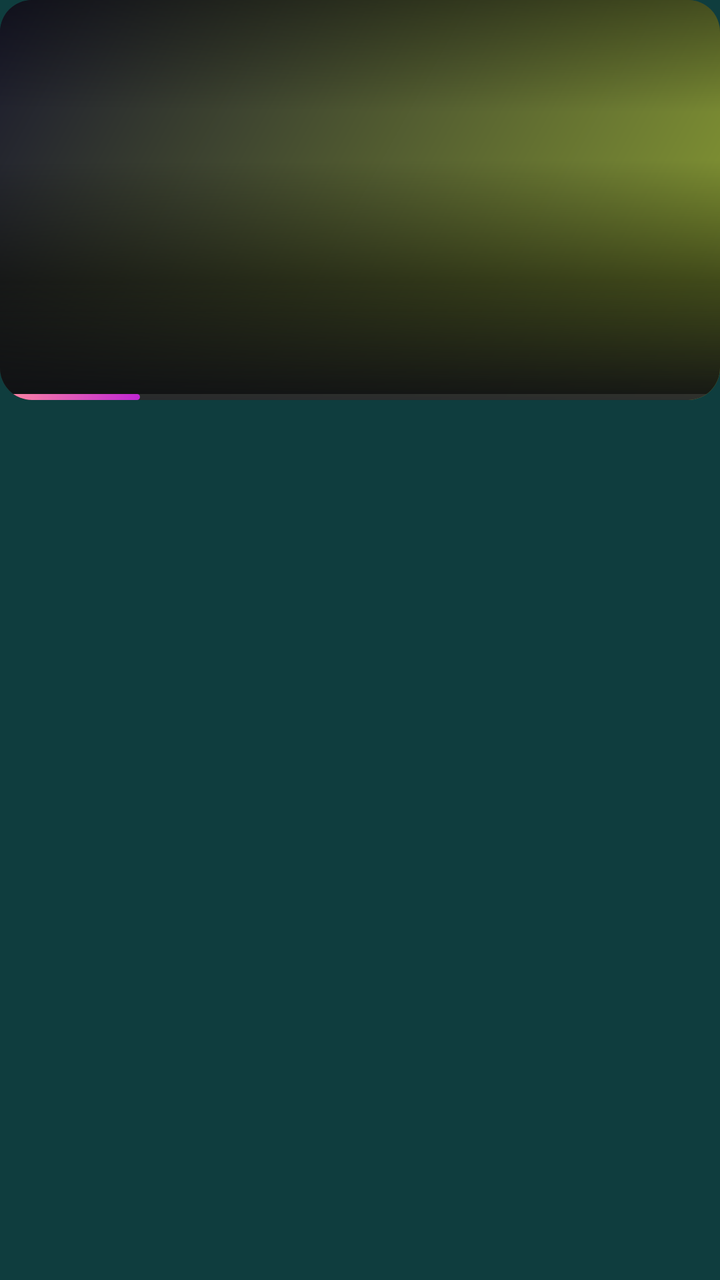
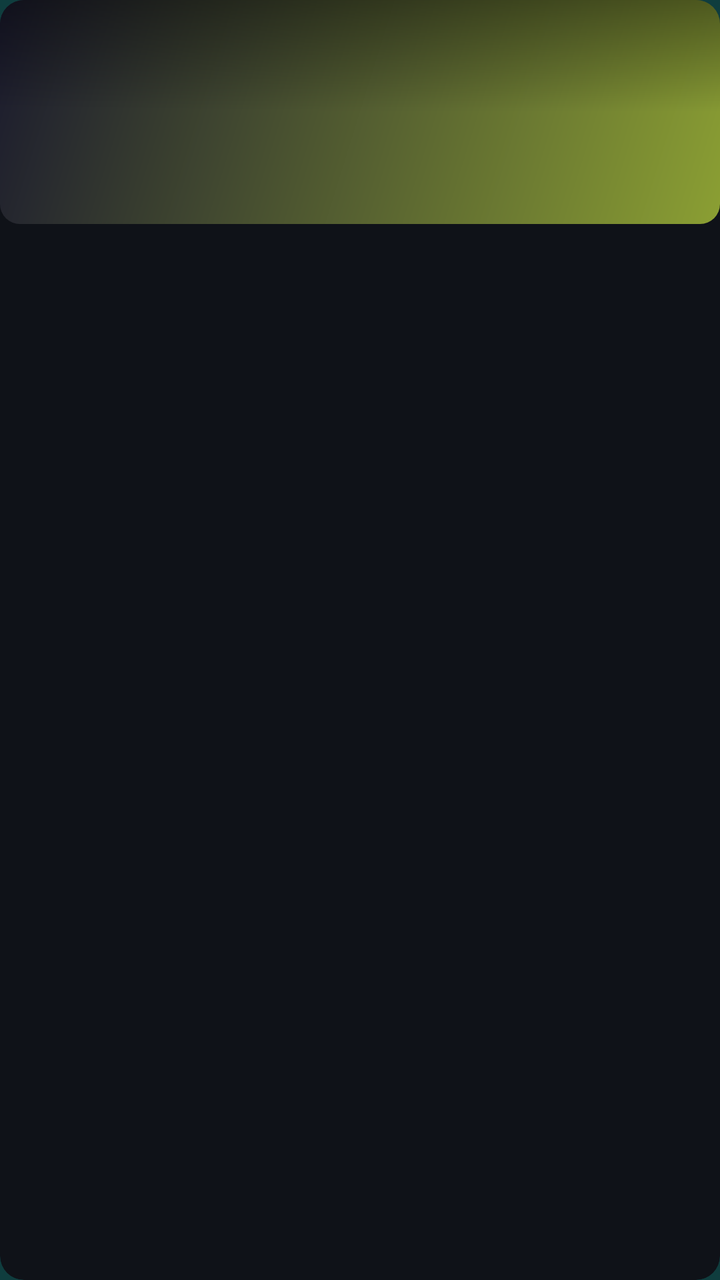

An Android layout rendered at two revisions. The XML below is the earlier revision; the diff shows what the commit changed to produce the second picture.
<!-- AndroidManifest.xml: application theme Theme.VovoFit -->
<!-- res/layout/item_rail_card.xml -->
<?xml version="1.0" encoding="utf-8"?>
<FrameLayout xmlns:android="http://schemas.android.com/apk/res/android"
    xmlns:app="http://schemas.android.com/apk/res-auto"
    android:layout_width="200dp"
    android:layout_height="wrap_content"
    android:layout_marginEnd="12dp"
    android:focusable="true"
    android:focusableInTouchMode="true"
    android:clickable="true"
    android:foreground="?attr/selectableItemBackground">

    
    <View
        android:id="@+id/focus_ring"
        android:layout_width="match_parent"
        android:layout_height="match_parent"
        android:background="@drawable/tile_focus_border"
        android:visibility="invisible" />

    <com.google.android.material.card.MaterialCardView
        android:id="@+id/card_root"
        android:layout_width="match_parent"
        android:layout_height="wrap_content"
        app:cardCornerRadius="16dp"
        app:cardElevation="0dp"
        app:cardBackgroundColor="#0F1218"
        app:strokeWidth="0dp"
        app:strokeColor="@android:color/transparent">

        <FrameLayout
            android:layout_width="match_parent"
            android:layout_height="200dp">

            
            <View
                android:id="@+id/card_bg"
                android:layout_width="match_parent"
                android:layout_height="match_parent"
                android:background="@drawable/card_gradient_pink" />

            
            <ImageView
                android:id="@+id/card_thumbnail"
                android:layout_width="match_parent"
                android:layout_height="match_parent"
                android:scaleType="centerCrop"
                android:visibility="gone"
                android:contentDescription="Thumbnail" />

            
            <TextView
                android:id="@+id/card_icon"
                android:layout_width="match_parent"
                android:layout_height="match_parent"
                android:gravity="center"
                android:textSize="44dp"
                android:alpha="0.95" />

            
            <View
                android:layout_width="match_parent"
                android:layout_height="56dp"
                android:layout_gravity="top"
                android:background="@drawable/tile_overlay_top" />

            
            <View
                android:layout_width="match_parent"
                android:layout_height="120dp"
                android:layout_gravity="bottom"
                android:background="@drawable/tile_overlay_bottom" />

            
            <TextView
                android:id="@+id/watched_badge"
                android:layout_width="24dp"
                android:layout_height="24dp"
                android:layout_gravity="top|end"
                android:layout_margin="10dp"
                android:background="@drawable/badge_watched"
                android:gravity="center"
                android:text="✓"
                android:textColor="#FFFFFF"
                android:textSize="12sp"
                android:visibility="gone" />

            
            <TextView
                android:id="@+id/fav_star"
                android:layout_width="32dp"
                android:layout_height="32dp"
                android:layout_gravity="top|end"
                android:layout_marginTop="42dp"
                android:layout_marginEnd="8dp"
                android:background="@drawable/badge_resume"
                android:gravity="center"
                android:text="☆"
                android:textColor="#FFFFFFFF"
                android:textSize="16sp"
                android:visibility="gone"
                android:clickable="true"
                android:focusable="true"
                android:focusableInTouchMode="true"
                android:contentDescription="Adicionar à Minha lista" />

            
            <TextView
                android:id="@+id/continue_badge"
                android:layout_width="wrap_content"
                android:layout_height="wrap_content"
                android:layout_gravity="top|start"
                android:layout_margin="10dp"
                android:background="@drawable/badge_resume"
                android:paddingHorizontal="9dp"
                android:paddingVertical="3dp"
                android:text="▶ continuar"
                android:textColor="#FFFF8B9F"
                android:textSize="10sp"
                android:textStyle="bold"
                android:visibility="gone" />

            
            <LinearLayout
                android:layout_width="match_parent"
                android:layout_height="wrap_content"
                android:layout_gravity="bottom"
                android:orientation="vertical"
                android:paddingHorizontal="12dp"
                android:paddingBottom="10dp">

                <TextView
                    android:id="@+id/card_title"
                    android:layout_width="match_parent"
                    android:layout_height="wrap_content"
                    android:textColor="#FFFFFFFF"
                    android:textSize="13sp"
                    android:textStyle="bold"
                    android:shadowColor="#80000000"
                    android:shadowDx="0"
                    android:shadowDy="1"
                    android:shadowRadius="3"
                    android:maxLines="2"
                    android:ellipsize="end"
                    android:lineSpacingExtra="1dp" />

                <TextView
                    android:id="@+id/card_subtitle"
                    android:layout_width="match_parent"
                    android:layout_height="wrap_content"
                    android:textColor="#FFC0C4D0"
                    android:textSize="10.5sp"
                    android:layout_marginTop="2dp"
                    android:maxLines="1"
                    android:ellipsize="end"
                    android:alpha="0.92" />
            </LinearLayout>

            
            <View
                android:layout_width="match_parent"
                android:layout_height="3dp"
                android:layout_gravity="bottom"
                android:background="#1AFFFFFF" />

            <View
                android:id="@+id/progress_bar"
                android:layout_width="70dp"
                android:layout_height="3dp"
                android:layout_gravity="bottom|start"
                android:background="@drawable/progress_gradient" />
        </FrameLayout>
    </com.google.android.material.card.MaterialCardView>
</FrameLayout>
<!-- resources referenced by this layout -->
<resources>
  <!-- drawable badge_resume (drawable) -->
  <?xml version="1.0" encoding="utf-8"?>
  <shape xmlns:android="http://schemas.android.com/apk/res/android"
      android:shape="rectangle">
      <solid android:color="#33FF8B9F" />
      <corners android:radius="10dp" />
  </shape>
  <!-- drawable badge_watched (drawable) -->
  <?xml version="1.0" encoding="utf-8"?>
  <shape xmlns:android="http://schemas.android.com/apk/res/android" android:shape="oval">
      <solid android:color="#E63FB950" />
      <size android:width="20dp" android:height="20dp" />
  </shape>
  <!-- drawable card_gradient_pink (drawable) -->
  <?xml version="1.0" encoding="utf-8"?>
  <shape xmlns:android="http://schemas.android.com/apk/res/android" android:shape="rectangle">
      <gradient android:startColor="#FF8B9F33" android:endColor="#1a1a2e" android:angle="135" />
      <corners android:radius="10dp" />
  </shape>
  <!-- drawable progress_gradient (drawable) -->
  <?xml version="1.0" encoding="utf-8"?>
  <shape xmlns:android="http://schemas.android.com/apk/res/android" android:shape="rectangle">
      <gradient android:startColor="#FF8B9F" android:endColor="#C026D3" android:angle="0" />
      <corners android:radius="2dp" />
  </shape>
  <!-- drawable tile_focus_border (drawable) -->
  <?xml version="1.0" encoding="utf-8"?>
  <selector xmlns:android="http://schemas.android.com/apk/res/android">
      <item android:state_focused="true">
          <shape android:shape="rectangle">
              <corners android:radius="@dimen/radius_md" />
              <solid android:color="@color/tile_bg_focused" />
              <stroke
                  android:width="@dimen/focus_ring_width"
                  android:color="@color/tile_focus_ring" />
          </shape>
      </item>
      <item>
          <shape android:shape="rectangle">
              <corners android:radius="@dimen/radius_md" />
              <solid android:color="@color/tile_bg" />
          </shape>
      </item>
  </selector>
  <!-- drawable tile_overlay_bottom (drawable) -->
  <?xml version="1.0" encoding="utf-8"?>
  <shape xmlns:android="http://schemas.android.com/apk/res/android"
      android:shape="rectangle">
      <gradient
          android:startColor="#00000000"
          android:centerColor="#80000000"
          android:endColor="#F00D0E12"
          android:angle="270"
          android:type="linear" />
      <corners android:radius="0dp" />
  </shape>
  <dimen name="radius_md">12dp</dimen>
  <color name="tile_bg_focused">#FF161B22</color>
  <dimen name="focus_ring_width">3dp</dimen>
  <color name="tile_focus_ring">#FFA3E635</color>
  <color name="tile_bg">#FF0F1218</color>
  <color name="md_primary">#FFA3E635</color>
  <color name="md_on_primary">#FF1A0A0F</color>
  <color name="md_primary_container">#FF0F3D3E</color>
  <color name="md_on_primary_container">#FFFFEAF1</color>
  <color name="md_secondary">#FFC026D3</color>
  <color name="md_on_secondary">#FF1A0A1F</color>
  <color name="md_secondary_container">#FF5A1B6E</color>
  <color name="md_on_secondary_container">#FFFBD7FF</color>
  <color name="md_background">#FF0F3D3E</color>
  <color name="md_surface">#FF16181F</color>
  <color name="md_surface_variant">#FF232634</color>
  <color name="md_on_background">#FFEAEAF0</color>
  <color name="md_on_surface">#FFEAEAF0</color>
  <color name="md_on_surface_variant">#FFC0C4D0</color>
  <color name="md_outline">#FF3A3F4F</color>
  <color name="md_outline_variant">#FF2A2E3A</color>
  <color name="md_error">#FFCF6679</color>
  <color name="md_on_error">#FF600014</color>
  <style name="Widget.Meggy.CardView" parent="Widget.Material3.CardView.Filled">
          <item name="cardBackgroundColor">@color/md_surface_container</item>
          <item name="cardCornerRadius">20dp</item>
          <item name="cardElevation">2dp</item>
          <item name="contentPadding">0dp</item>
          <item name="strokeWidth">0dp</item>
      </style>
  <color name="md_surface_container">#FF1B1E27</color>
  <!-- unchanged entries left out for length: 2 -->
</resources>

<!-- the commit's change to res/layout/item_rail_card.xml (unified diff, before → after) -->
@@ -1,35 +1,29 @@
 <?xml version="1.0" encoding="utf-8"?>
-<FrameLayout xmlns:android="http://schemas.android.com/apk/res/android"
+<com.google.android.material.card.MaterialCardView xmlns:android="http://schemas.android.com/apk/res/android"
     xmlns:app="http://schemas.android.com/apk/res-auto"
-    android:layout_width="200dp"
+    android:id="@+id/card_root"
+    android:layout_width="@dimen/rail_card_width"
     android:layout_height="wrap_content"
-    android:layout_marginEnd="12dp"
+    android:layout_marginEnd="@dimen/rail_gap"
+    android:clickable="true"
     android:focusable="true"
     android:focusableInTouchMode="true"
-    android:clickable="true"
-    android:foreground="?attr/selectableItemBackground">
+    android:foreground="?attr/selectableItemBackground"
+    app:cardCornerRadius="@dimen/radius_md"
+    app:cardElevation="@dimen/elevation_0"
+    app:cardBackgroundColor="@color/tile_bg"
+    app:strokeWidth="0dp"
+    app:strokeColor="@color/tile_focus_ring">
 
-    
-    <View
-        android:id="@+id/focus_ring"
-        android:layout_width="match_parent"
-        android:layout_height="match_parent"
-        android:background="@drawable/tile_focus_border"
-        android:visibility="invisible" />
-
-    <com.google.android.material.card.MaterialCardView
-        android:id="@+id/card_root"
+    <LinearLayout
         android:layout_width="match_parent"
         android:layout_height="wrap_content"
-        app:cardCornerRadius="16dp"
-        app:cardElevation="0dp"
-        app:cardBackgroundColor="#0F1218"
-        app:strokeWidth="0dp"
-        app:strokeColor="@android:color/transparent">
+        android:orientation="vertical">
 
+        
         <FrameLayout
             android:layout_width="match_parent"
-            android:layout_height="200dp">
+            android:layout_height="@dimen/rail_card_image_height">
 
             
             <View
@@ -45,15 +39,17 @@
                 android:layout_height="match_parent"
                 android:scaleType="centerCrop"
                 android:visibility="gone"
-                android:contentDescription="Thumbnail" />
+                android:contentDescription="@string/thumb_desc" />
 
             
             <TextView
-                android:id="@+id/card_icon"
+                android:id="@+id/card_monogram"
                 android:layout_width="match_parent"
                 android:layout_height="match_parent"
                 android:gravity="center"
-                android:textSize="44dp"
+                android:textColor="@color/tile_title"
+                android:textSize="@dimen/text_monogram"
+                android:textStyle="bold"
                 android:alpha="0.95" />
 
             
@@ -64,23 +60,16 @@
                 android:background="@drawable/tile_overlay_top" />
 
             
-            <View
-                android:layout_width="match_parent"
-                android:layout_height="120dp"
-                android:layout_gravity="bottom"
-                android:background="@drawable/tile_overlay_bottom" />
-
-            
             <TextView
                 android:id="@+id/watched_badge"
                 android:layout_width="24dp"
                 android:layout_height="24dp"
                 android:layout_gravity="top|end"
-                android:layout_margin="10dp"
+                android:layout_margin="@dimen/spacing_sm"
                 android:background="@drawable/badge_watched"
                 android:gravity="center"
                 android:text="✓"
-                android:textColor="#FFFFFF"
+                android:textColor="@color/tile_title"
                 android:textSize="12sp"
                 android:visibility="gone" />
 
@@ -91,17 +80,17 @@
                 android:layout_height="32dp"
                 android:layout_gravity="top|end"
                 android:layout_marginTop="42dp"
-                android:layout_marginEnd="8dp"
+                android:layout_marginEnd="@dimen/spacing_sm"
                 android:background="@drawable/badge_resume"
+                android:clickable="true"
+                android:contentDescription="@string/fav_desc"
+                android:focusable="true"
+                android:focusableInTouchMode="true"
                 android:gravity="center"
                 android:text="☆"
-                android:textColor="#FFFFFFFF"
+                android:textColor="@color/tile_title"
                 android:textSize="16sp"
-                android:visibility="gone"
-                android:clickable="true"
-                android:focusable="true"
-                android:focusableInTouchMode="true"
-                android:contentDescription="Adicionar à Minha lista" />
+                android:visibility="gone" />
 
             
             <TextView
@@ -109,65 +98,73 @@
                 android:layout_width="wrap_content"
                 android:layout_height="wrap_content"
                 android:layout_gravity="top|start"
-                android:layout_margin="10dp"
+                android:layout_margin="@dimen/spacing_sm"
                 android:background="@drawable/badge_resume"
                 android:paddingHorizontal="9dp"
                 android:paddingVertical="3dp"
                 android:text="▶ continuar"
-                android:textColor="#FFFF8B9F"
+                android:textColor="@color/md_primary"
                 android:textSize="10sp"
                 android:textStyle="bold"
                 android:visibility="gone" />
+        </FrameLayout>
+
+        
+        <LinearLayout
+            android:layout_width="match_parent"
+            android:layout_height="wrap_content"
+            android:orientation="vertical"
+            android:paddingHorizontal="@dimen/spacing_md"
+            android:paddingTop="@dimen/spacing_sm"
+            android:paddingBottom="@dimen/spacing_md">
+
+            <TextView
+                android:id="@+id/card_title"
+                android:layout_width="match_parent"
+                android:layout_height="wrap_content"
+                android:ellipsize="end"
+                android:lineSpacingExtra="1dp"
+                android:maxLines="2"
+                android:textColor="@color/tile_title"
+                android:textSize="@dimen/text_card_title"
+                android:textStyle="bold" />
+
+            <TextView
+                android:id="@+id/card_subtitle"
+                android:layout_width="match_parent"
+                android:layout_height="wrap_content"
+                android:layout_marginTop="2dp"
+                android:alpha="0.92"
+                android:ellipsize="end"
+                android:maxLines="1"
+                android:textColor="@color/tile_subtitle"
+                android:textSize="@dimen/text_card_subtitle" />
 
             
             <LinearLayout
+                android:id="@+id/progress_row"
                 android:layout_width="match_parent"
                 android:layout_height="wrap_content"
-                android:layout_gravity="bottom"
+                android:layout_marginTop="@dimen/spacing_sm"
                 android:orientation="vertical"
-                android:paddingHorizontal="12dp"
-                android:paddingBottom="10dp">
+                android:visibility="gone">
+
+                <ProgressBar
+                    android:id="@+id/card_progress"
+                    style="?android:attr/progressBarStyleHorizontal"
+                    android:layout_width="match_parent"
+                    android:layout_height="4dp"
+                    android:max="100"
+                    android:progressDrawable="@drawable/progress_horizontal" />
 
                 <TextView
-                    android:id="@+id/card_title"
+                    android:id="@+id/card_progress_text"
                     android:layout_width="match_parent"
                     android:layout_height="wrap_content"
-                    android:textColor="#FFFFFFFF"
-                    android:textSize="13sp"
-                    android:textStyle="bold"
-                    android:shadowColor="#80000000"
-                    android:shadowDx="0"
-                    android:shadowDy="1"
-                    android:shadowRadius="3"
-                    android:maxLines="2"
-                    android:ellipsize="end"
-                    android:lineSpacingExtra="1dp" />
-
-                <TextView
-                    android:id="@+id/card_subtitle"
-                    android:layout_width="match_parent"
-                    android:layout_height="wrap_content"
-                    android:textColor="#FFC0C4D0"
-                    android:textSize="10.5sp"
-                    android:layout_marginTop="2dp"
-                    android:maxLines="1"
-                    android:ellipsize="end"
-                    android:alpha="0.92" />
+                    android:layout_marginTop="4dp"
+                    android:textColor="@color/md_primary"
+                    android:textSize="@dimen/text_card_progress" />
             </LinearLayout>
-
-            
-            <View
-                android:layout_width="match_parent"
-                android:layout_height="3dp"
-                android:layout_gravity="bottom"
-                android:background="#1AFFFFFF" />
-
-            <View
-                android:id="@+id/progress_bar"
-                android:layout_width="70dp"
-                android:layout_height="3dp"
-                android:layout_gravity="bottom|start"
-                android:background="@drawable/progress_gradient" />
-        </FrameLayout>
-    </com.google.android.material.card.MaterialCardView>
-</FrameLayout>
+        </LinearLayout>
+    </LinearLayout>
+</com.google.android.material.card.MaterialCardView>
<!-- resource entries referenced after the edit -->
@@ -19,47 +19,41 @@
       <gradient android:startColor="#FF8B9F33" android:endColor="#1a1a2e" android:angle="135" />
       <corners android:radius="10dp" />
   </shape>
-  <!-- drawable progress_gradient (drawable) -->
+  <!-- drawable progress_horizontal (drawable) -->
   <?xml version="1.0" encoding="utf-8"?>
-  <shape xmlns:android="http://schemas.android.com/apk/res/android" android:shape="rectangle">
-      <gradient android:startColor="#FF8B9F" android:endColor="#C026D3" android:angle="0" />
-      <corners android:radius="2dp" />
-  </shape>
-  <!-- drawable tile_focus_border (drawable) -->
-  <?xml version="1.0" encoding="utf-8"?>
-  <selector xmlns:android="http://schemas.android.com/apk/res/android">
-      <item android:state_focused="true">
-          <shape android:shape="rectangle">
-              <corners android:radius="@dimen/radius_md" />
-              <solid android:color="@color/tile_bg_focused" />
-              <stroke
-                  android:width="@dimen/focus_ring_width"
-                  android:color="@color/tile_focus_ring" />
+  <layer-list xmlns:android="http://schemas.android.com/apk/res/android">
+      <item android:id="@android:id/background">
+          <shape>
+              <corners android:radius="2dp" />
+              <solid android:color="@color/progress_track" />
           </shape>
       </item>
-      <item>
-          <shape android:shape="rectangle">
-              <corners android:radius="@dimen/radius_md" />
-              <solid android:color="@color/tile_bg" />
-          </shape>
+      <item android:id="@android:id/progress">
+          <clip>
+              <shape>
+                  <corners android:radius="2dp" />
+                  <solid android:color="@color/md_primary" />
+              </shape>
+          </clip>
       </item>
-  </selector>
-  <!-- drawable tile_overlay_bottom (drawable) -->
-  <?xml version="1.0" encoding="utf-8"?>
-  <shape xmlns:android="http://schemas.android.com/apk/res/android"
-      android:shape="rectangle">
-      <gradient
-          android:startColor="#00000000"
-          android:centerColor="#80000000"
-          android:endColor="#F00D0E12"
-          android:angle="270"
-          android:type="linear" />
-      <corners android:radius="0dp" />
-  </shape>
+  </layer-list>
+  <string name="fav_desc">Adicionar à Minha lista</string>
+  <string name="thumb_desc">Thumbnail da aula</string>
+  <color name="progress_track">#33FFFFFF</color>
   <dimen name="radius_md">12dp</dimen>
-  <color name="tile_bg_focused">#FF161B22</color>
-  <dimen name="focus_ring_width">3dp</dimen>
+  <dimen name="rail_card_image_height">112dp</dimen>
+  <dimen name="rail_card_width">200dp</dimen>
+  <dimen name="rail_gap">12dp</dimen>
+  <dimen name="spacing_md">12dp</dimen>
+  <dimen name="spacing_sm">8dp</dimen>
+  <dimen name="text_card_progress">12sp</dimen>
+  <dimen name="text_card_subtitle">14sp</dimen>
+  <dimen name="text_card_title">16sp</dimen>
+  <dimen name="text_monogram">28sp</dimen>
   <color name="tile_focus_ring">#FFA3E635</color>
+  <color name="tile_subtitle">#FFC0C4D0</color>
+  <color name="tile_title">#FFFFFFFF</color>
+  <dimen name="elevation_0">0dp</dimen>
   <color name="tile_bg">#FF0F1218</color>
   <color name="md_primary">#FFA3E635</color>
   <color name="md_on_primary">#FF1A0A0F</color>
